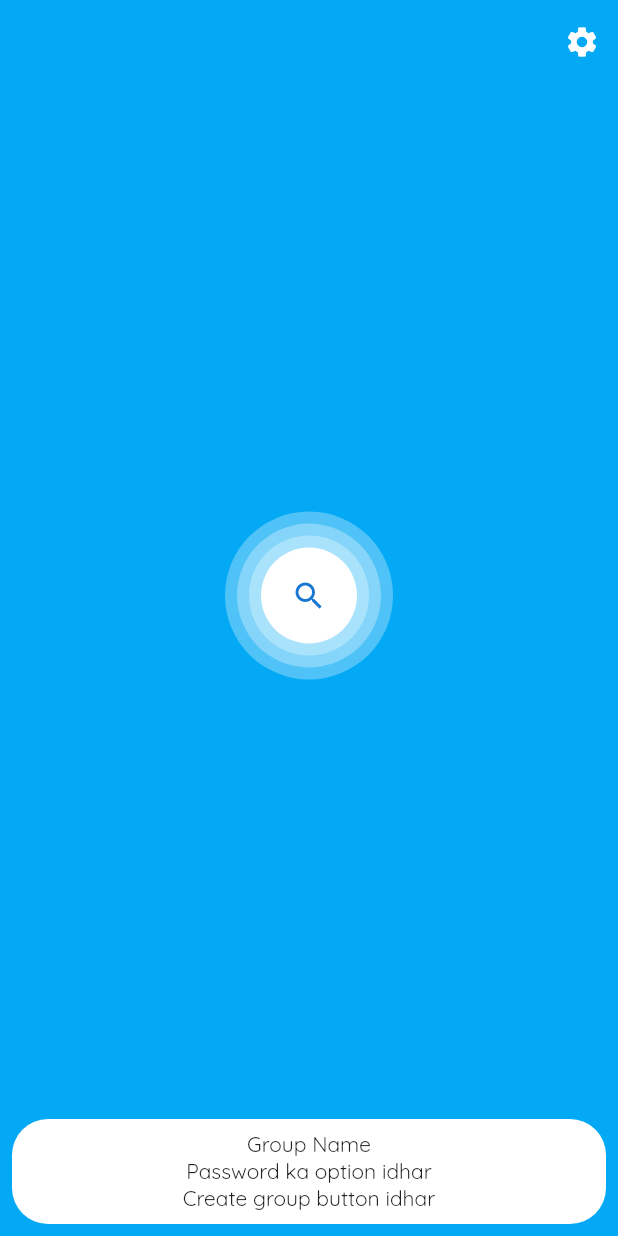
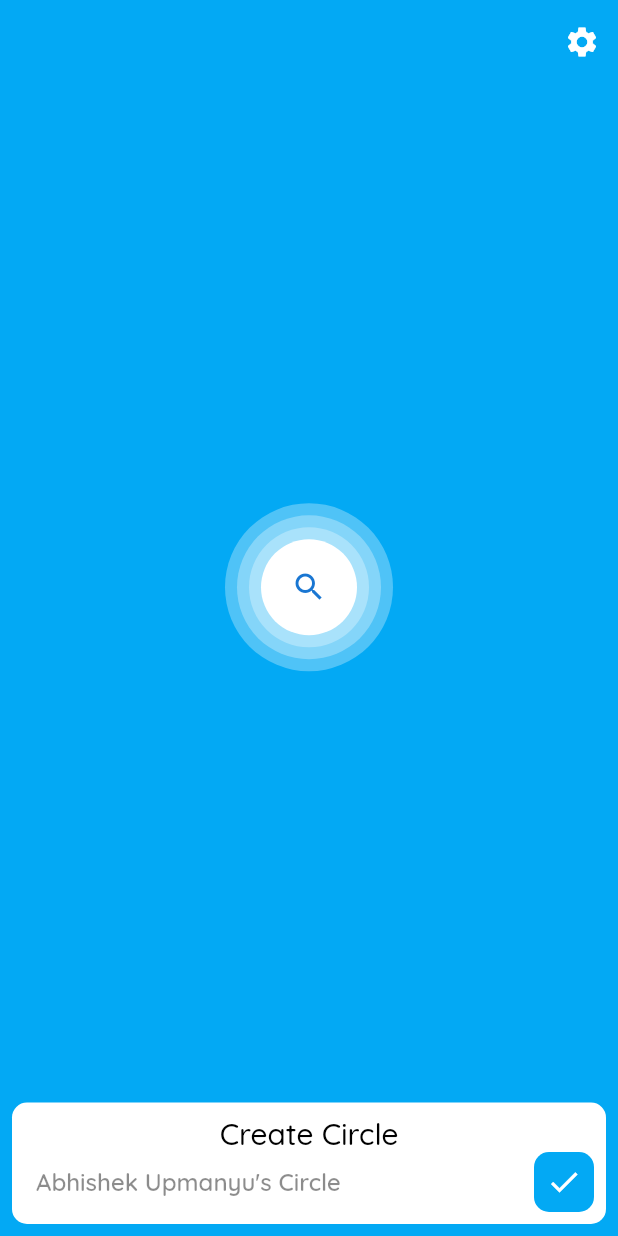
Before and after one commit to Cheeseball-Developers/project-circles, a Flutter app: the screen it shows after launch, on a phone screen of 412 x 824 dp. Run offline on Flutter 3.47's test engine with Material 2 defaults, Android fonts, the phone set to English and light mode, and no system bars; our stand-ins replace auto_route, bloc, dartz, flutter_bloc, freezed_annotation, get_it and 1 more; generated files the repository leaves out were written again.

Commit message:
Add create circle UI

```diff
--- /dev/null
+++ b/lib/infrastructure/settings/my_shared_preferences.dart
@@ -0,0 +1,3 @@
+class MySharedPreferences {
+
+}
--- a/lib/presentation/core/theme.dart
+++ b/lib/presentation/core/theme.dart
@@ -14,10 +14,10 @@ ThemeData defaultTheme() {
           fontFamily: 'Quicksand',
           fontWeight: FontWeight.w500),
       subtitle1: const TextStyle(
-          color: Colors.black54,
-          fontSize: 12.0,
+          color: Colors.black45,
+          fontSize: 16.0,
           fontFamily: 'Quicksand',
-          fontWeight: FontWeight.w800),
+          fontWeight: FontWeight.w600),
       bodyText2: const TextStyle(
           color: Colors.black87, fontSize: 14.0, fontFamily: 'Quicksand'),
     );
--- a/lib/presentation/join_or_create_circle/join_or_create_circle.dart
+++ b/lib/presentation/join_or_create_circle/join_or_create_circle.dart
@@ -27,16 +27,38 @@ class JoinOrCreateCircle extends StatelessWidget {
       bottomNavigationBar: Padding(
         padding: const EdgeInsets.all(8.0),
         child: Material(
-            borderRadius: BorderRadius.circular(24.0),
+            borderRadius: BorderRadius.circular(10.0),
             color: Colors.white,
             child: Padding(
               padding: const EdgeInsets.all(8.0),
               child: Column(
                 mainAxisSize: MainAxisSize.min,
                 children: [
-                  Text('Group Name'),
-                  Text('Password ka option idhar'),
-                  Text('Create group button idhar')
+                  Text('Create Circle', style: Theme.of(context).textTheme.headline6),
+                  Row(
+                    children: [
+                      Expanded(
+                        child: Padding(
+                          padding: const EdgeInsets.all(8.0),
+                          child: Text(
+                            "Abhishek Upmanyu's Circle",
+                            style: Theme.of(context).textTheme.subtitle1,
+                          ),
+                        ),
+                      ),
+                      Material(
+                        borderRadius: BorderRadius.circular(10.0),
+                        color: Colors.lightBlue,
+                        child: InkWell(
+                          onTap: () {},
+                          child: const Padding(
+                            padding: EdgeInsets.all(8.0),
+                            child: Icon(Icons.done),
+                          ),
+                        ),
+                      )
+                    ],
+                  ),
                 ],
               ),
             )),
--- a/pubspec.yaml
+++ b/pubspec.yaml
@@ -30,7 +30,7 @@ dependencies:
   injectable:
   auto_route:
   uuid:
-
+  shared_preferences:
 
   # The following adds the Cupertino Icons font to your application.
   # Use with the CupertinoIcons class for iOS style icons.
```
Also changed, not shown: pubspec.lock.
